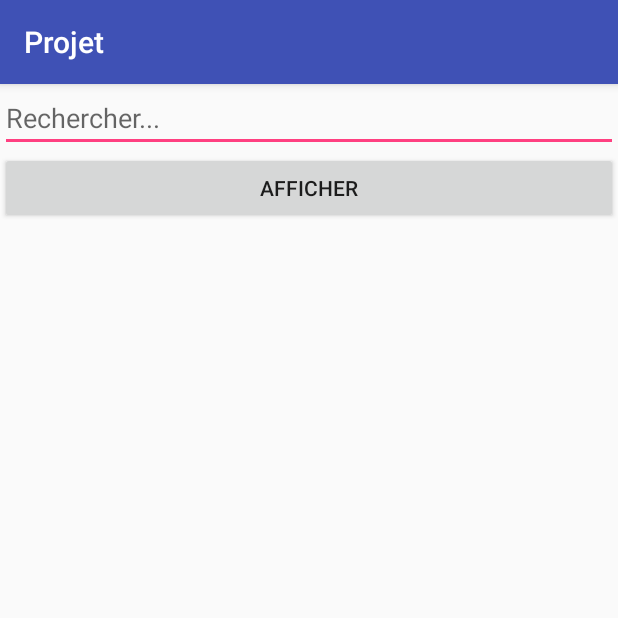
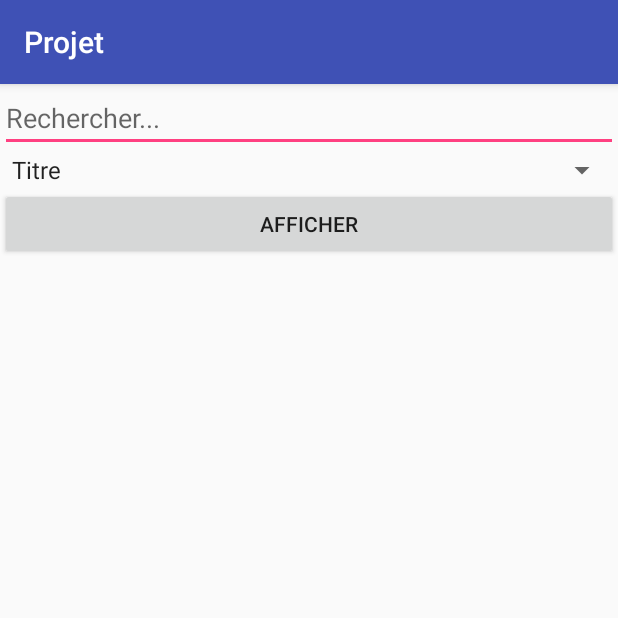
Before and after one commit to Narthax/ProjetAndroid, an Android app: the screen it shows after launch (MainActivity), after a tap on "AFFICHER", on a phone screen of 412 x 824 dp, the top half of it. Run offline under Robolectric (Android 15) with nearby library versions, the phone set to English and light mode, and no system bars.

```diff
--- a/app/src/main/java/com/example/yoric/projet/MainActivity.java
+++ b/app/src/main/java/com/example/yoric/projet/MainActivity.java
@@ -4,8 +4,10 @@ import android.support.v7.app.AppCompatActivity;
 import android.os.Bundle;
 import android.util.Log;
 import android.view.View;
+import android.widget.ArrayAdapter;
 import android.widget.Button;
 import android.widget.EditText;
+import android.widget.Spinner;
 
 import com.example.yoric.projet.asynctask.GetResult;
 
@@ -16,6 +18,7 @@ public class MainActivity extends AppCompatActivity implements GetResult.ICallBa
 
     private Button bt_rechercher;
     private EditText et_recherche;
+    private Spinner spinner;
 
     @Override
     protected void onCreate(Bundle savedInstanceState) {
@@ -24,6 +27,12 @@ public class MainActivity extends AppCompatActivity implements GetResult.ICallBa
 
         bt_rechercher = (Button) findViewById(R.id.bt_rechercher);
         bt_rechercher.setOnClickListener(this);
+
+        //Liste déroulante
+        spinner = (Spinner) findViewById(R.id.s_choix);
+        ArrayAdapter<CharSequence> adapter = ArrayAdapter.createFromResource(this,R.array.s_choix, android.R.layout.simple_spinner_item);
+        adapter.setDropDownViewResource(android.R.layout.simple_spinner_dropdown_item);
+        spinner.setAdapter(adapter);
     }
 
     @Override
@@ -34,13 +43,14 @@ public class MainActivity extends AppCompatActivity implements GetResult.ICallBa
         task.setCallback(this);
 
         task.execute(
-                et_recherche.getText().toString()
+                et_recherche.getText().toString(),
+                spinner.getSelectedItemPosition()+""
         );
     }
 
     @Override
     public void parseData(String string) throws JSONException {
         Log.i("STRING_GET", string);
-        JSONObject object = new JSONObject(string);
+        //JSONObject object = new JSONObject(string);
     }
 }
--- a/app/src/main/java/com/example/yoric/projet/asynctask/GetResult.java
+++ b/app/src/main/java/com/example/yoric/projet/asynctask/GetResult.java
@@ -18,7 +18,7 @@ import java.net.URL;
 
 public class GetResult extends AsyncTask<String, Void, String> {
 
-    private static final String URL = "http://netflixroulette.net/api/api.php?title=";
+    private static final String URL = "https://netflixroulette.net/api/api.php?";
     private ICallBack callback;
 
 
@@ -29,18 +29,22 @@ public class GetResult extends AsyncTask<String, Void, String> {
     @Override
     protected String doInBackground(String... params) {
 
-        String txt = params[0];
+        String value = params[1];
+
+        if (value.equals("0")){
+            value = "title";
+        }else if (value.equals("1")){
+            value = "actor";
+        }
 
         try{
-            //URL url = new URL(URL+params[0]);
-            URL url = new URL("http://netflixroulette.net/api/api.php?actor=Nicolas%20Cage");
+            URL url = new URL(URL+value+"="+params[0]);
             HttpURLConnection connection = (HttpURLConnection) url.openConnection();
 
-            Log.i("CO",connection.toString());
+            Log.i("URL", connection.toString());
 
             connection.setRequestMethod("GET");
             connection.connect();
-            Log.i("MSG", "cc");
 
             InputStream stream = connection.getInputStream();
             BufferedReader reader = new BufferedReader(new InputStreamReader(stream));
@@ -53,7 +57,6 @@ public class GetResult extends AsyncTask<String, Void, String> {
 
             reader.close();
             connection.disconnect();
-            Log.i("MSG2",builder.toString());
             return builder.toString();
         } catch (IOException e) {
             e.printStackTrace();
--- a/app/src/main/res/layout/activity_main.xml
+++ b/app/src/main/res/layout/activity_main.xml
@@ -13,14 +13,14 @@
         android:layout_height="wrap_content"
         android:hint="@string/et_recherche"/>
 
+    <Spinner
+        android:id="@+id/s_choix"
+        android:layout_width="match_parent"
+        android:layout_height="wrap_content" />
+
     <Button
         android:id="@+id/bt_rechercher"
         android:text="@string/bt_recherhcer"
         android:layout_width="match_parent"
         android:layout_height="wrap_content"/>
-
-    <TextView
-        android:id="@+id/tv_result"
-        android:layout_width="wrap_content"
-        android:layout_height="wrap_content" />
 </LinearLayout>
--- a/app/src/main/res/values/strings.xml
+++ b/app/src/main/res/values/strings.xml
@@ -2,4 +2,9 @@
     <string name="app_name">Projet</string>
     <string name="et_recherche">Rechercher...</string>
     <string name="bt_recherhcer">Afficher</string>
+
+    <string-array name="s_choix">
+        <item>Titre</item>
+        <item>Acteur</item>
+    </string-array>
 </resources>
```
